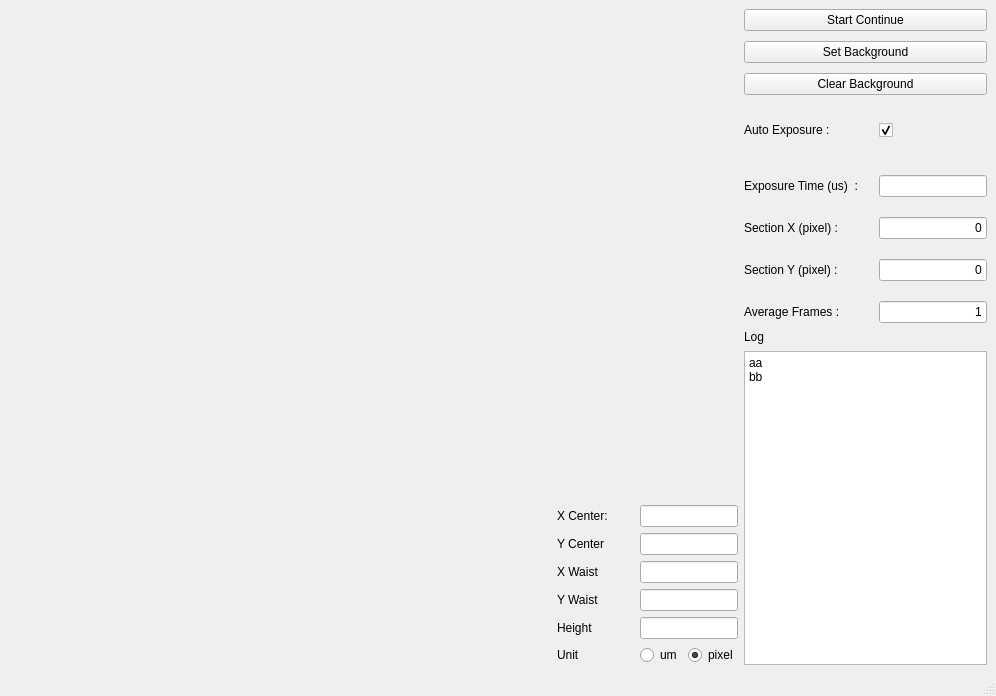
Qt form FlirCamWindow.ui (cyqian97/FlirCamBeamFitter) before a commit.
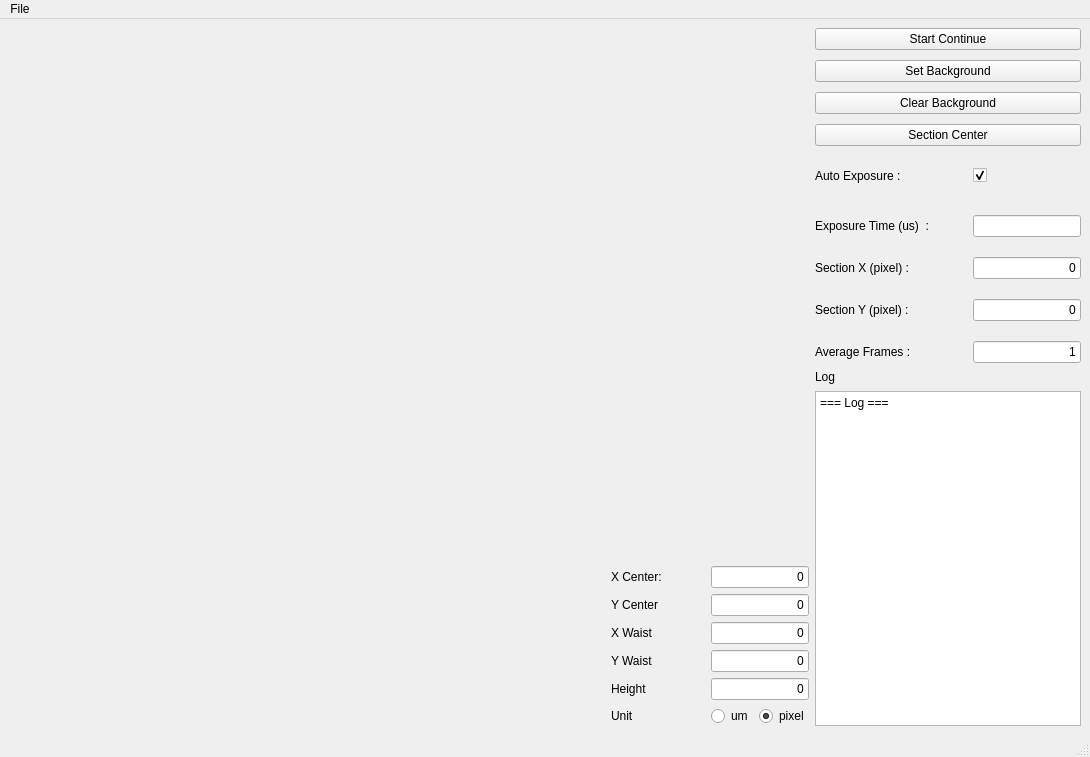
The same form after that commit.

Diff of the .ui file:
```diff
--- a/FlirCamWindow.ui
+++ b/FlirCamWindow.ui
@@ -6,8 +6,8 @@
    <rect>
     <x>0</x>
     <y>0</y>
-    <width>996</width>
-    <height>696</height>
+    <width>1090</width>
+    <height>757</height>
    </rect>
   </property>
   <property name="windowTitle">
@@ -74,6 +74,9 @@
             <property name="enabled">
              <bool>true</bool>
             </property>
+            <property name="text">
+             <string>0</string>
+            </property>
             <property name="alignment">
              <set>Qt::AlignRight|Qt::AlignTrailing|Qt::AlignVCenter</set>
             </property>
@@ -87,6 +90,9 @@
             <property name="layoutDirection">
              <enum>Qt::RightToLeft</enum>
             </property>
+            <property name="text">
+             <string>0</string>
+            </property>
             <property name="alignment">
              <set>Qt::AlignRight|Qt::AlignTrailing|Qt::AlignVCenter</set>
             </property>
@@ -101,7 +107,7 @@
              <enum>Qt::RightToLeft</enum>
             </property>
             <property name="text">
-             <string/>
+             <string>0</string>
             </property>
             <property name="alignment">
              <set>Qt::AlignRight|Qt::AlignTrailing|Qt::AlignVCenter</set>
@@ -113,6 +119,9 @@
             <property name="enabled">
              <bool>true</bool>
             </property>
+            <property name="text">
+             <string>0</string>
+            </property>
             <property name="alignment">
              <set>Qt::AlignRight|Qt::AlignTrailing|Qt::AlignVCenter</set>
             </property>
@@ -123,6 +132,9 @@
             <property name="enabled">
              <bool>true</bool>
             </property>
+            <property name="text">
+             <string>0</string>
+            </property>
             <property name="alignment">
              <set>Qt::AlignRight|Qt::AlignTrailing|Qt::AlignVCenter</set>
             </property>
@@ -184,7 +196,7 @@
          <number>7</number>
         </property>
         <item>
-         <layout class="QVBoxLayout" name="verticalLayoutControl" stretch="0,0,0,2">
+         <layout class="QVBoxLayout" name="verticalLayoutControl" stretch="0,0,0,0,2">
           <property name="spacing">
            <number>10</number>
           </property>
@@ -227,6 +239,13 @@
             </property>
            </widget>
           </item>
+          <item>
+           <widget class="QPushButton" name="pushButtonSectionCenter">
+            <property name="text">
+             <string>Section Center</string>
+            </property>
+           </widget>
+          </item>
           <item>
            <layout class="QGridLayout" name="gridLayoutControlValues" rowstretch="1,0,0,0,0" columnstretch="1,0">
             <property name="horizontalSpacing">
@@ -367,8 +386,8 @@
         <item>
          <widget class="QPlainTextEdit" name="plainTextEdit">
           <property name="plainText">
-           <string>aa
-bb</string>
+           <string>=== Log ===
+</string>
           </property>
          </widget>
         </item>
@@ -379,14 +398,24 @@
    </layout>
   </widget>
   <widget class="QMenuBar" name="menubar">
+   <property name="enabled">
+    <bool>true</bool>
+   </property>
    <property name="geometry">
     <rect>
      <x>0</x>
      <y>0</y>
-     <width>996</width>
+     <width>1090</width>
      <height>26</height>
     </rect>
    </property>
+   <widget class="QMenu" name="menuFile">
+    <property name="title">
+     <string>File</string>
+    </property>
+    <addaction name="actionsave_image_2"/>
+   </widget>
+   <addaction name="menuFile"/>
   </widget>
   <widget class="QStatusBar" name="statusbar"/>
   <action name="actionsave">
```
Left out of the diff: 27 changed lines with no effect on the pictures.
